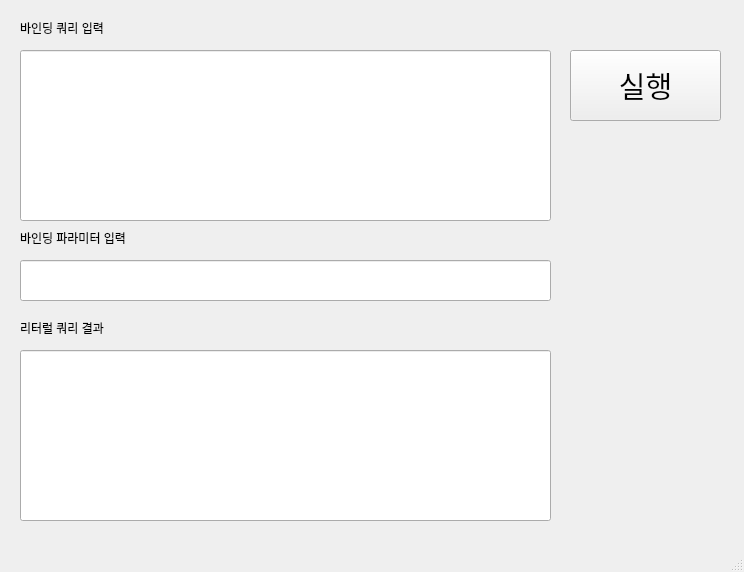
kimhopepa/PythonPjt, file pythonProject/BindingQueryConvert/BindingQueryConvert.ui: the form before one commit.
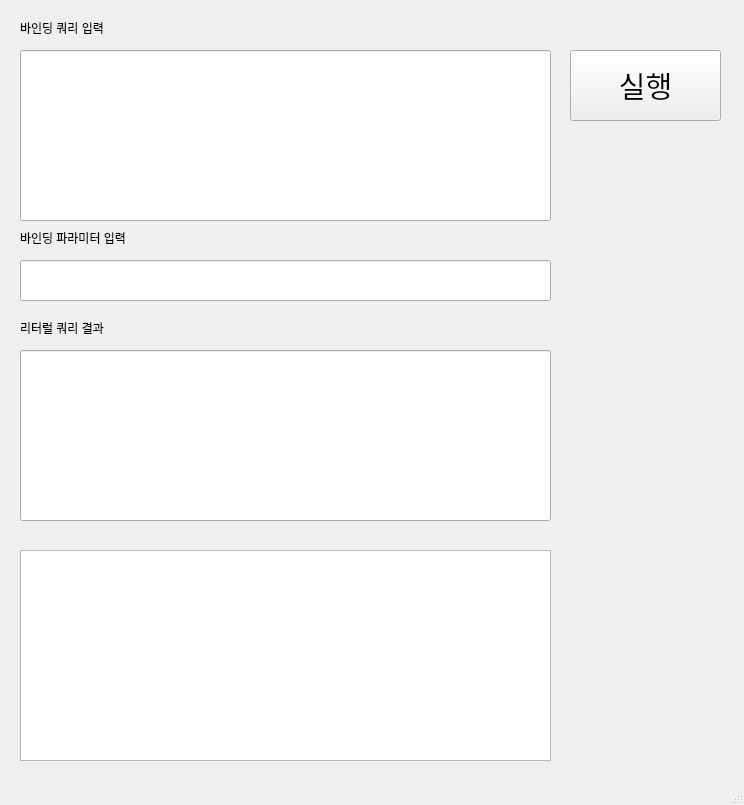
The form after the commit.

What changed in the file:
```diff
--- a/pythonProject/BindingQueryConvert/BindingQueryConvert.ui
+++ b/pythonProject/BindingQueryConvert/BindingQueryConvert.ui
@@ -7,7 +7,7 @@
     <x>0</x>
     <y>0</y>
     <width>744</width>
-    <height>572</height>
+    <height>805</height>
    </rect>
   </property>
   <property name="windowTitle">
@@ -111,6 +111,16 @@
      <string>실행</string>
     </property>
    </widget>
+   <widget class="QPlainTextEdit" name="plainTextEdit">
+    <property name="geometry">
+     <rect>
+      <x>20</x>
+      <y>550</y>
+      <width>531</width>
+      <height>211</height>
+     </rect>
+    </property>
+   </widget>
   </widget>
   <widget class="QStatusBar" name="statusbar"/>
   <widget class="QMenuBar" name="menuBar">
```
